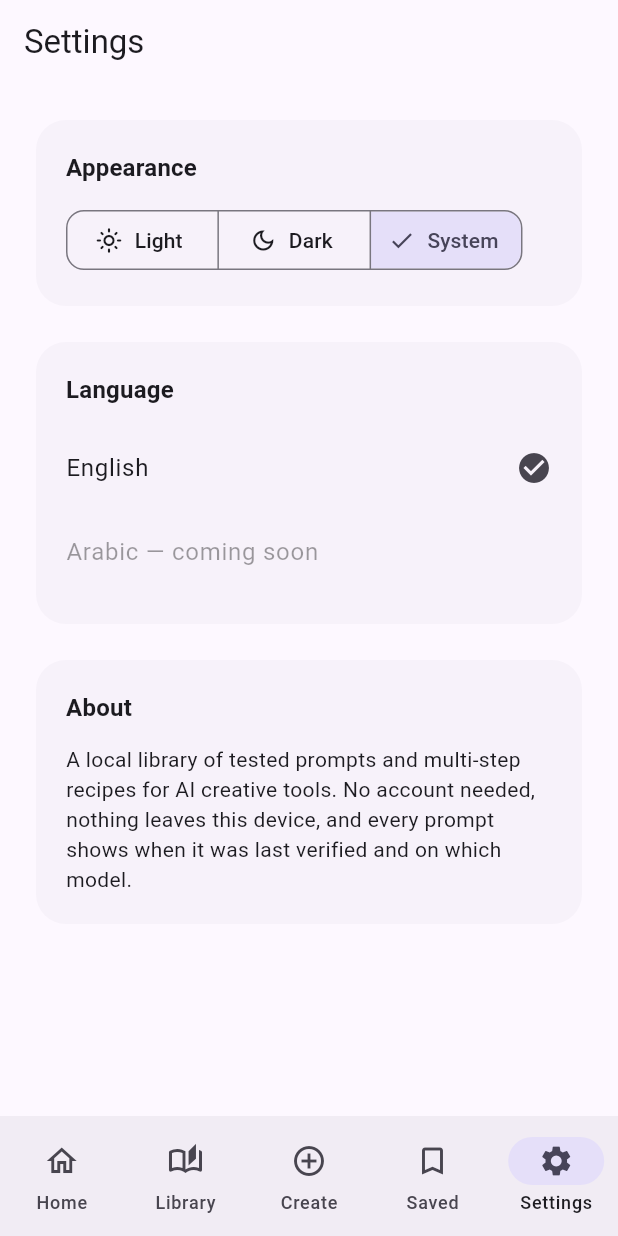
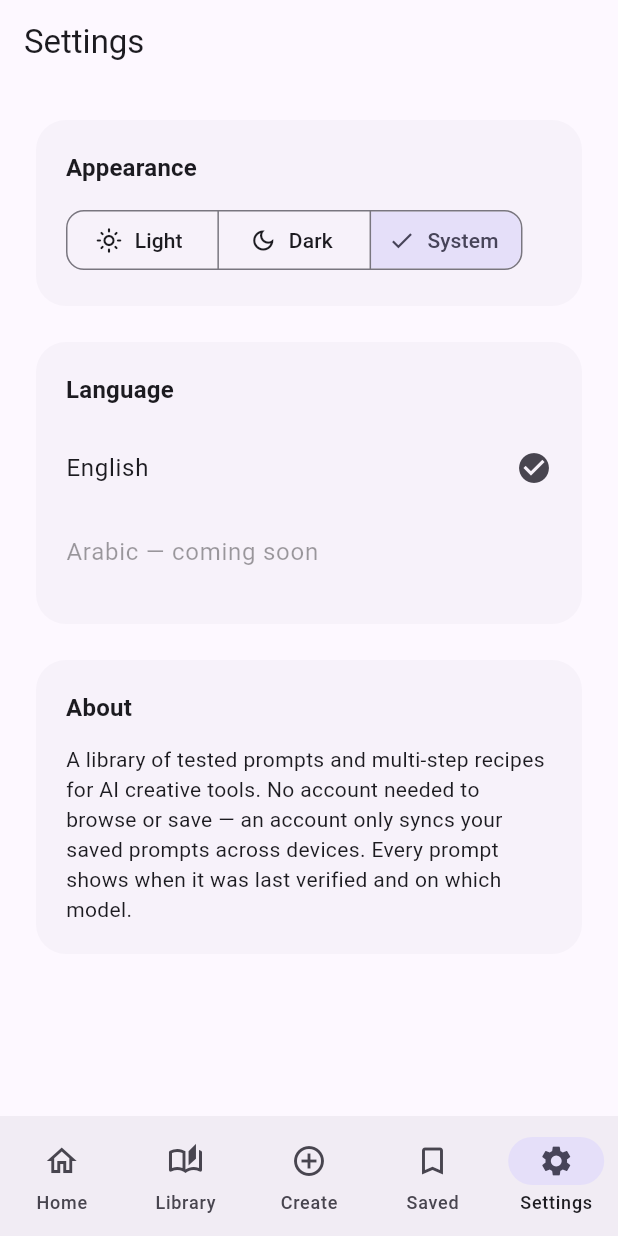
Before and after one commit to syedhusain-max/cantrip, a Flutter app: the screen it shows after launch, item 5 of the bottom bar chosen, on a phone screen of 412 x 824 dp. Run offline on Flutter 3.47's test engine with Material 3 defaults, Android fonts, the phone set to English and light mode, and no system bars; our stand-ins replace go_router, shared_preferences, supabase_flutter; accounts and stored records are empty.

Commit message:
Add accounts: sign in to sync, never to use the app
Email and password, chosen because it needs no deep-link setup — magic
links or OAuth would be a change to SupabaseAuthApi plus redirect URLs in
the dashboard, not a change to the app.

The shape of this follows from one decision: an account is a sync feature,
not an entry requirement. So AuthController has three states rather than
two — a build with no backend configured hides the account section
entirely, because offering a sign-in that cannot work is worse than
offering nothing. Saving stays anonymous, and after a first save a
signed-out user gets the offer as a snackbar action, once per run and not
persisted; a nudge that returns every launch is a nag.

Signing out wipes the local cache. That reads as aggressive but isn't
optional: the data is safe on the server, and leaving it on the device
would let the first-sign-in merge upload one account's folders into the
next account that signs in on that device.

Also clears LibraryState's signal overrides on load. They used to
accumulate, which was harmless when load() only ran at startup and wrong
the moment a sign-in re-reads data underneath them.

Auth calls sit behind an AuthApi interface, so the flow is tested against
a fake: short passwords rejected before any round trip, failures surfaced
with their reason, and an unconfirmed new account not treated as signed in.

```diff
--- a/lib/l10n/app_strings.dart
+++ b/lib/l10n/app_strings.dart
@@ -135,6 +135,25 @@ class AppStrings {
       'saved.forkOrphanedBody':
           'The prompt this copy came from is no longer in the library.',
 
+      'auth.title': 'Account',
+      'auth.signIn': 'Sign in',
+      'auth.signUp': 'Create account',
+      'auth.signOut': 'Sign out',
+      'auth.email': 'Email',
+      'auth.password': 'Password',
+      'auth.haveAccount': 'Already have an account? Sign in',
+      'auth.needAccount': 'No account yet? Create one',
+      'auth.why':
+          'An account only syncs your saved prompts across devices. Everything '
+          'here works without one.',
+      'auth.signedInAs': 'Signed in as',
+      'auth.confirmEmail':
+          'Check your email and click the link to finish creating the account.',
+      'auth.emailRequired': 'Enter your email address.',
+      'auth.passwordTooShort': 'Use at least 8 characters.',
+      'auth.syncOffer': 'Sign in to sync this across your devices',
+      'auth.syncOfferAction': 'Sign in',
+
       'settings.title': 'Settings',
       'settings.appearance': 'Appearance',
       'settings.light': 'Light',
@@ -145,9 +164,10 @@ class AppStrings {
       'settings.arabicComingSoon': 'Arabic — coming soon',
       'settings.about': 'About',
       'settings.aboutBody':
-          'A local library of tested prompts and multi-step recipes for AI creative '
-          'tools. No account needed, nothing leaves this device, and every prompt '
-          'shows when it was last verified and on which model.',
+          'A library of tested prompts and multi-step recipes for AI creative '
+          'tools. No account needed to browse or save — an account only syncs '
+          'your saved prompts across devices. Every prompt shows when it was '
+          'last verified and on which model.',
 
       'common.cancel': 'Cancel',
       'common.create': 'Create',
--- a/lib/router/app_router.dart
+++ b/lib/router/app_router.dart
@@ -9,6 +9,7 @@ import '../screens/prompt_detail_screen.dart';
 import '../screens/recipe_runner_screen.dart';
 import '../screens/saved_screen.dart';
 import '../screens/settings_screen.dart';
+import '../screens/sign_in_screen.dart';
 import '../state/library_state.dart';
 import '../widgets/root_shell.dart';
 
@@ -29,6 +30,8 @@ abstract final class Routes {
   static String recipe(String variantId) => '/prompt/$variantId/run';
 
   static String folder(String folderId) => '/folder/$folderId';
+
+  static const signIn = '/sign-in';
 
   static String libraryWith(LibraryFilter filter) => Uri(
     path: library,
@@ -143,6 +146,11 @@ GoRouter createRouter({String initialLocation = Routes.home}) {
         ],
       ),
       GoRoute(
+        path: Routes.signIn,
+        parentNavigatorKey: rootNavigatorKey,
+        builder: (context, state) => const SignInScreen(),
+      ),
+      GoRoute(
         path: '/folder/:folderId',
         parentNavigatorKey: rootNavigatorKey,
         builder: (context, state) =>
--- a/lib/screens/settings_screen.dart
+++ b/lib/screens/settings_screen.dart
@@ -1,7 +1,11 @@
 import 'package:flutter/material.dart';
 import 'package:provider/provider.dart';
 
+import 'package:go_router/go_router.dart';
+
 import '../l10n/app_strings.dart';
+import '../router/app_router.dart';
+import '../state/auth_controller.dart';
 import '../theme/theme_controller.dart';
 
 /// The Settings tab: theme mode and a language section (English only for
@@ -13,6 +17,7 @@ class SettingsScreen extends StatelessWidget {
   Widget build(BuildContext context) {
     final strings = context.strings;
     final themeController = context.watch<ThemeController>();
+    final auth = context.watch<AuthController>();
 
     return Scaffold(
       appBar: AppBar(title: Text(strings.t('settings.title'))),
@@ -28,6 +33,55 @@ class SettingsScreen extends StatelessWidget {
                 child: ListView(
                   padding: const EdgeInsets.all(20),
                   children: [
+                    // Hidden entirely when the build has no backend: an
+                    // account section that can't work is worse than none.
+                    if (auth.isAvailable) ...[
+                      _SectionCard(
+                        title: strings.t('auth.title'),
+                        child: auth.isSignedIn
+                            ? Row(
+                                children: [
+                                  Expanded(
+                                    child: Column(
+                                      crossAxisAlignment:
+                                          CrossAxisAlignment.start,
+                                      children: [
+                                        Text(
+                                          strings.t('auth.signedInAs'),
+                                          style: Theme.of(context)
+                                              .textTheme
+                                              .labelSmall,
+                                        ),
+                                        Text(auth.email ?? ''),
+                                      ],
+                                    ),
+                                  ),
+                                  TextButton(
+                                    onPressed: auth.busy ? null : auth.signOut,
+                                    child: Text(strings.t('auth.signOut')),
+                                  ),
+                                ],
+                              )
+                            : Column(
+                                crossAxisAlignment: CrossAxisAlignment.start,
+                                children: [
+                                  Text(
+                                    strings.t('auth.why'),
+                                    style: Theme.of(context)
+                                        .textTheme
+                                        .bodySmall,
+                                  ),
+                                  const SizedBox(height: 12),
+                                  FilledButton.tonal(
+                                    onPressed: () =>
+                                        context.push(Routes.signIn),
+                                    child: Text(strings.t('auth.signIn')),
+                                  ),
+                                ],
+                              ),
+                      ),
+                      const SizedBox(height: 16),
+                    ],
                     _SectionCard(
                       title: strings.t('settings.appearance'),
                       child: SegmentedButton<ThemeMode>(
--- a/lib/state/library_state.dart
+++ b/lib/state/library_state.dart
@@ -157,6 +157,10 @@ class LibraryState extends ChangeNotifier {
       return;
     }
     final data = await store!.load();
+    // Cleared because load() runs again after a sign-in, when the data
+    // underneath it has changed: stale overrides would show the previous
+    // account's votes.
+    _signalOverrides.clear();
     _favouriteIds
       ..clear()
       ..addAll(data.favouriteIds);
```
Also changed, not shown: lib/main.dart (+36 -13 lines), lib/screens/prompt_detail_screen.dart (+28 -14 lines), lib/screens/sign_in_screen.dart (added, +165 -0 lines), lib/state/auth_controller.dart (added, +115 -0 lines), lib/state/supabase_auth_api.dart (added, +61 -0 lines), 2 other files.
